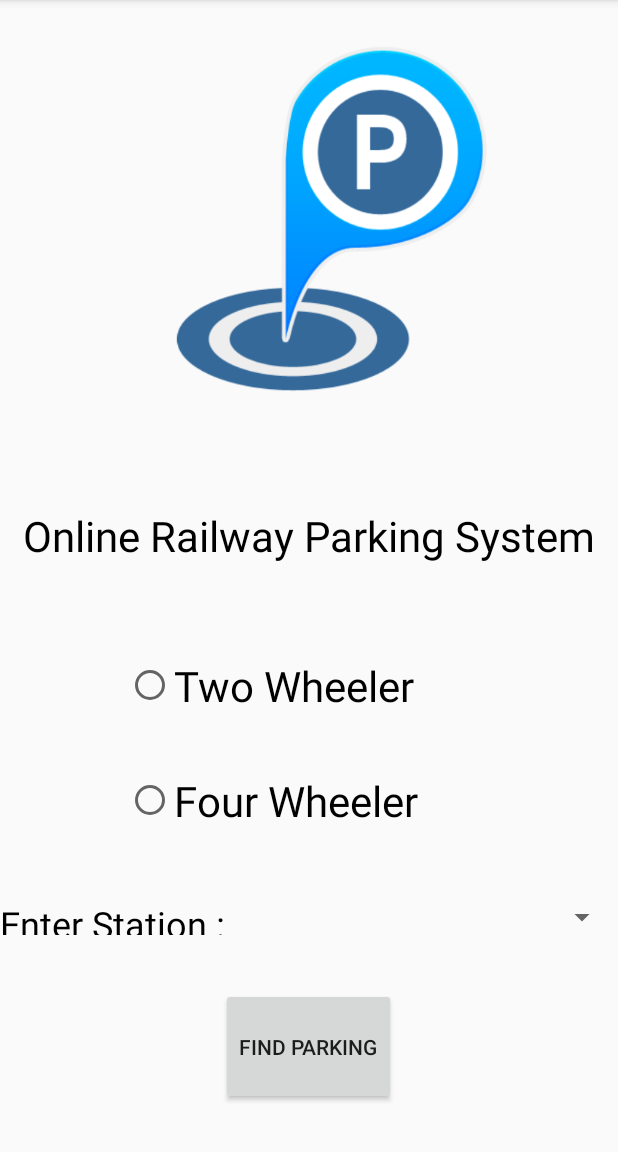
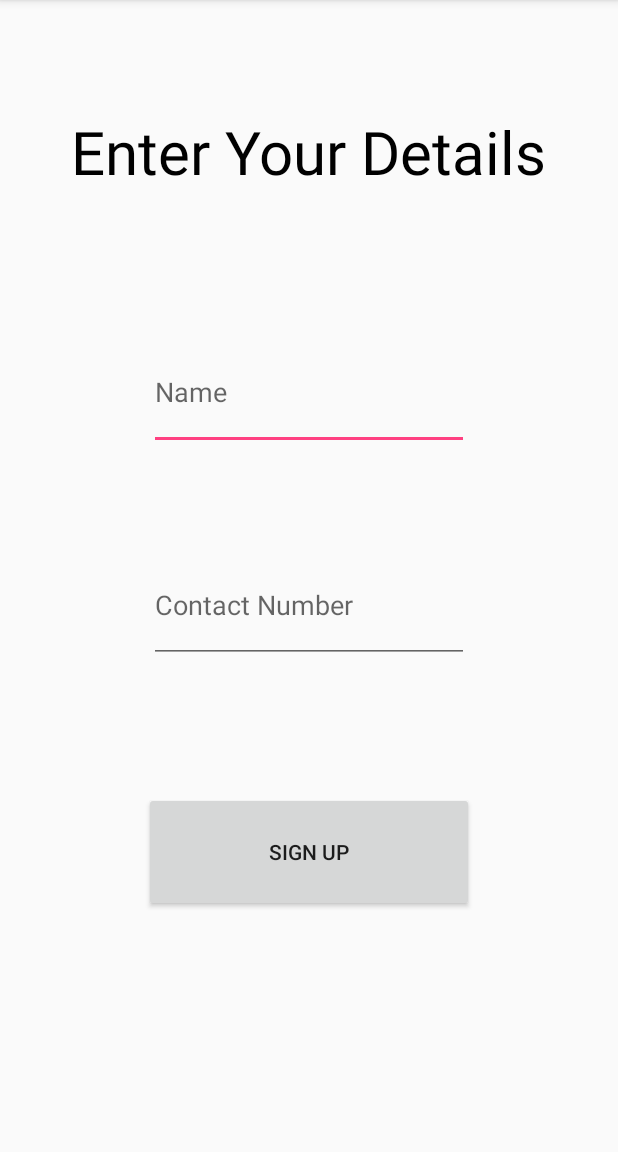
Before and after one commit to IamMukulTaneja/ORPS, an Android app: the screen it shows after launch (MainActivity before the commit, SignInActivity after it), on a phone screen of 412 x 824 dp, the part 84-1236 px from its top. Run offline under Robolectric (Android 15) with nearby library versions, the phone set to English and light mode, and no system bars.

Commit message:
Signup Activity designing done!

```diff
--- a/app/src/main/AndroidManifest.xml
+++ b/app/src/main/AndroidManifest.xml
@@ -9,16 +9,19 @@
         android:roundIcon="@mipmap/ic_launcher_round"
         android:supportsRtl="true"
         android:theme="@style/AppTheme">
-        <activity android:name=".MainActivity"></activity>
-            <activity android:name=".SplashScreen" android:theme="@style/SplashTheme">
+        <activity android:name=".MainActivity" />
+        <activity
+            android:name=".SplashScreen"
+            android:theme="@style/SplashTheme">
+
+        </activity>
+        <activity android:name=".SignInActivity">
             <intent-filter>
                 <action android:name="android.intent.action.MAIN" />
 
                 <category android:name="android.intent.category.LAUNCHER" />
             </intent-filter>
-
         </activity>
-
     </application>
 
 </manifest>
--- /dev/null
+++ b/app/src/main/java/com/example/dell/orps/SignInActivity.java
@@ -0,0 +1,13 @@
+package com.example.dell.orps;
+
+import android.support.v7.app.AppCompatActivity;
+import android.os.Bundle;
+
+public class SignInActivity extends AppCompatActivity {
+
+    @Override
+    protected void onCreate(Bundle savedInstanceState) {
+        super.onCreate(savedInstanceState);
+        setContentView(R.layout.activity_sign_in);
+    }
+}
--- a/app/src/main/res/layout/activity_main.xml
+++ b/app/src/main/res/layout/activity_main.xml
@@ -72,6 +72,7 @@
             android:layout_alignBottom="@+id/stationspinner"
             android:layout_alignParentLeft="true"
             android:layout_alignParentStart="true"
+            android:layout_marginLeft="16dp"
             android:layout_alignTop="@+id/stationspinner" />
         <Spinner
             android:id="@+id/stationspinner"
--- /dev/null
+++ b/app/src/main/res/layout/activity_sign_in.xml
@@ -0,0 +1,62 @@
+<?xml version="1.0" encoding="utf-8"?>
+<LinearLayout xmlns:android="http://schemas.android.com/apk/res/android"
+    xmlns:app="http://schemas.android.com/apk/res-auto"
+    xmlns:tools="http://schemas.android.com/tools"
+    android:layout_width="match_parent"
+    android:layout_height="match_parent"
+    android:orientation="vertical"
+    tools:context="com.example.dell.orps.SignInActivity"
+    android:weightSum="1">
+
+
+    <TextView
+        android:id="@+id/details"
+        android:layout_width="wrap_content"
+        android:layout_height="wrap_content"
+        android:layout_alignParentTop="true"
+        android:layout_centerHorizontal="true"
+        android:layout_gravity="center"
+        android:layout_marginTop="74dp"
+        android:layout_weight="0.2"
+        android:text="@string/enteryourdetails"
+        android:textColor="#000000"
+        android:textSize="40sp" />
+
+    <EditText
+        android:id="@+id/name"
+        android:layout_width="wrap_content"
+        android:layout_height="wrap_content"
+        android:layout_above="@+id/editText2"
+        android:layout_centerHorizontal="true"
+        android:layout_gravity="center"
+        android:layout_marginBottom="65dp"
+        android:layout_marginTop="32dp"
+        android:ems="10"
+        android:layout_weight="0.1"
+        android:inputType="textPersonName"
+        android:hint="@string/name" />
+
+    <EditText
+        android:id="@+id/phone"
+        android:layout_width="wrap_content"
+        android:layout_height="wrap_content"
+        android:layout_above="@+id/button"
+        android:layout_alignLeft="@+id/editText"
+        android:layout_alignStart="@+id/editText"
+        android:layout_gravity="center"
+        android:layout_marginBottom="86dp"
+        android:layout_weight="0.1"
+        android:ems="10"
+        android:inputType="phone"
+        android:hint="@string/contact" />
+
+    <Button
+        android:id="@+id/signup"
+        android:layout_width="220dp"
+        android:layout_weight="0.1"
+        android:layout_height="wrap_content"
+        android:layout_gravity="center"
+        android:text="@string/signup" />
+
+
+</LinearLayout>
--- a/app/src/main/res/values/strings.xml
+++ b/app/src/main/res/values/strings.xml
@@ -8,4 +8,8 @@
     <string name="fourwheeler">Four Wheeler</string>
     <string name="enterstation">Enter Station : </string>
     <string name="findparking">Find Parking</string>
+    <string name="enteryourdetails">Enter Your Details</string>
+    <string name="name">Name</string>
+    <string name="contact">Contact Number</string>
+    <string name="signup">Sign Up</string>
 </resources>
```
